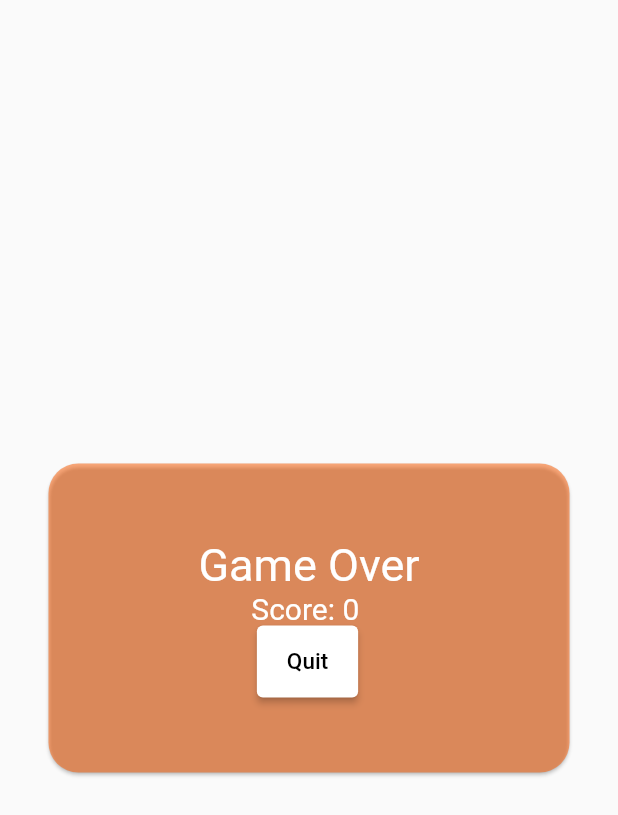
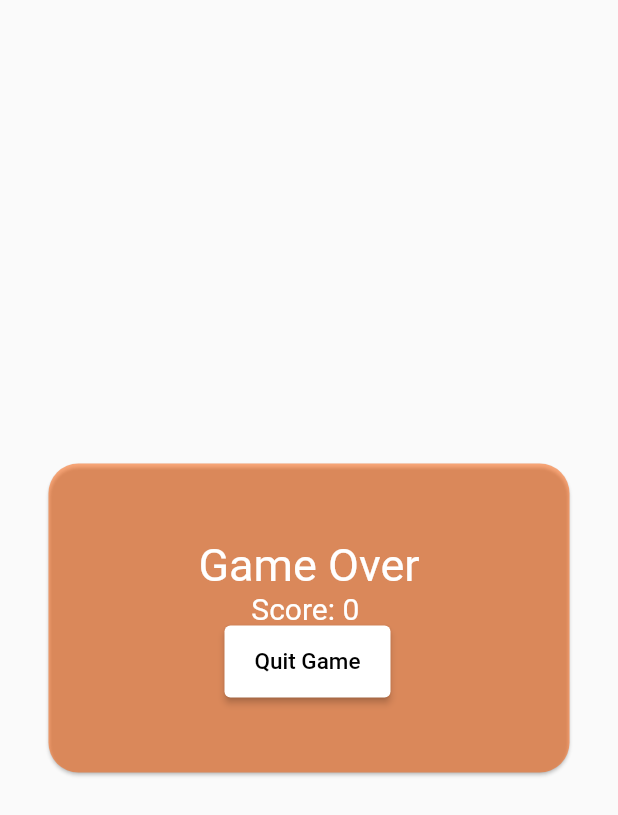
Before and after one commit to thm-mni-ii/lama, a Flutter app: the GameOverMode widget shown alone on an empty page, opened directly with empty values, on a phone screen of 412 x 824 dp. Shown: the top 815 px of the screen. Run offline on Flutter 3.47's test engine with Material 2 defaults, Android fonts, the phone set to English and light mode, and no system bars; our stand-ins replace audioplayers, bloc, bubble, equatable, flutter_bloc, flutter_markdown and 3 more; missing offline and left inert: flame; accounts and stored records are empty; statements that could not run were skipped; project files that could hold a hidden picture were left out.

Commit message:
Cleanup the branch code.

```diff
--- a/lama_app/lib/flappyLama/flappyLamaGame.dart
+++ b/lama_app/lib/flappyLama/flappyLamaGame.dart
@@ -188,8 +188,6 @@ class FlappyLamaGame extends BaseGame with TapDetector, HasWidgetsOverlay {
       }
     });
 
-    if (_lama.collide(this.screenSize.height) == true) _gameover = true;
-
     super.update(t);
 
     if (_gameover == true) {
--- a/lama_app/lib/flappyLama/widgets/gameOverMode.dart
+++ b/lama_app/lib/flappyLama/widgets/gameOverMode.dart
@@ -7,7 +7,7 @@ class GameOverMode extends StatelessWidget {
   // Score to display on game over menu.
   final int score;
 
-  // This function will be called when restart button is pressed.
+  // This function will be called when quit button is pressed.
   final Function onQuitPressed;
 
   const GameOverMode({
@@ -55,7 +55,7 @@ class GameOverMode extends StatelessWidget {
                           padding: EdgeInsets.symmetric(
                               horizontal: 20, vertical: 15)),
                       child: Text(
-                        'Quit',
+                        'Quit Game',
                         style: TextStyle(
                           color: LamaColors.black,
                           fontSize: 15,
```
Also changed, not shown: lama_app/lib/flappyLama/components/flappyLama.dart (+0 -8 lines), lama_app/pubspec.lock.
